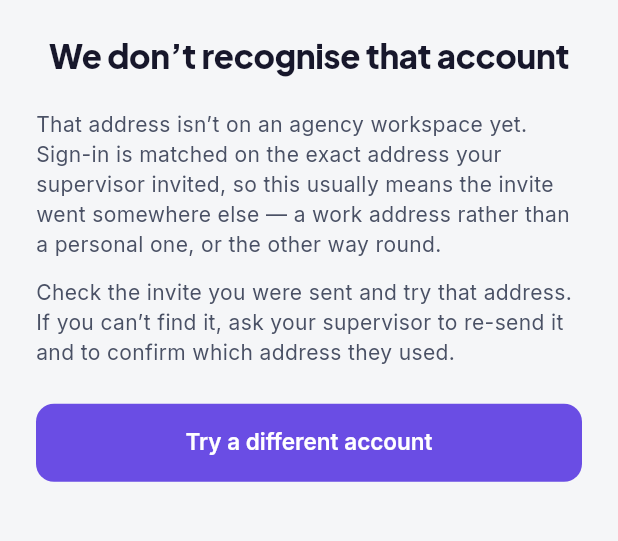
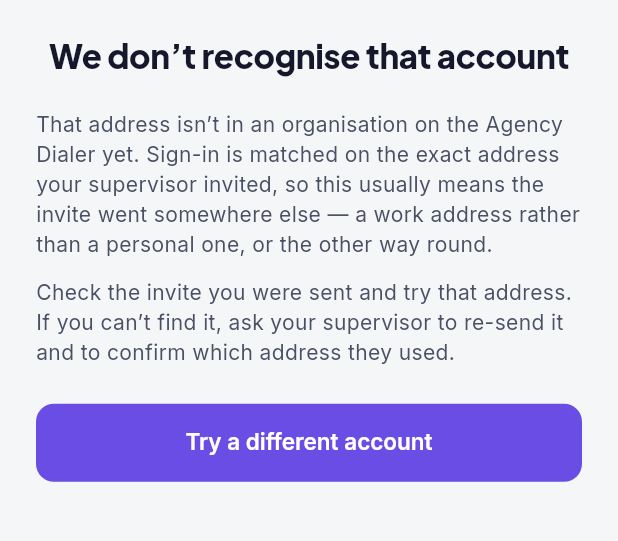
Before and after one commit to sapieonic/magick-agency, a Flutter app: the NoMembershipScreen screen opened by its route, on a phone screen of 412 x 824 dp, the part 425-966 px from its top. Run offline on Flutter 3.47's test engine with Material 3 defaults, Android fonts, the phone set to English and light mode, and no system bars; our stand-ins replace battery_plus, connectivity_plus, device_info_plus, firebase_auth, firebase_core, flutter_local_notifications and 8 more; missing offline and left inert: posthog_flutter; accounts and stored records are empty; network calls fail; project files that could hold a hidden picture were left out.

Commit message:
fix(mobile): call the tenant the organisation, as the console does
The station, soft phone, Do Not Call, invite, sign-in and email-settings copy said "workspace";
it now says "organisation", matching the console's sentences word for word. The invite's detail
row reads "Organisation", and the two tenant roles read "Organisation admin" and "Organisation
owner". Providers, keys and wire values keep their names.

Co-Authored-By: Claude Opus 5.5 <noreply@anthropic.com>
Claude-Session: https://claude.ai/code/session_019N3JzCAkXjk42SghwGLmeZ

```diff
--- a/apps/mobile/lib/core/auth/auth_copy.dart
+++ b/apps/mobile/lib/core/auth/auth_copy.dart
@@ -34,7 +34,7 @@ String authErrorMessage(AuthFailure failure, {AuthAction action = AuthAction.sig
     case 'weak-password':
       return 'That password is too easy to guess. Make it longer.';
     case 'email-already-in-use':
-      return 'That address already has a password. Enter it and we will add this workspace to it.';
+      return 'That address already has a password. Enter it and we will add this organisation to it.';
     case AuthFailure.cancelled:
       return 'The Google window closed before you finished. Try again.';
     case 'google-unavailable':
--- a/apps/mobile/lib/core/softphone/overrides.dart
+++ b/apps/mobile/lib/core/softphone/overrides.dart
@@ -88,7 +88,7 @@ String hhmm(String value) => _hhmm.hasMatch(value) ? value.substring(0, 5) : val
 /// campaign entry an UNTAGGED call met is one of the account's campaigns,
 /// which is all this copy claims.
 String dncEntryReach(DncEntryScope scope, String? campaignName) => switch (scope) {
-  DncEntryScope.tenant => 'Every campaign and account in this workspace',
+  DncEntryScope.tenant => 'Every campaign and account in this organisation',
   DncEntryScope.account => 'This account',
   DncEntryScope.campaign || DncEntryScope.unknown =>
     campaignName != null ? 'The campaign $campaignName' : 'One of this account’s campaigns',
--- a/apps/mobile/lib/core/softphone/softphone_copy.dart
+++ b/apps/mobile/lib/core/softphone/softphone_copy.dart
@@ -94,7 +94,7 @@ const softphoneStillOpenCopy = 'Your soft phone is still open. Try again.';
 /// The soft phone open in another account (the flag on here).
 String softphoneElsewhereDetailCopy(String? account) => account != null
     ? 'Your soft-phone session is open in $account. You can only have one session at a time.'
-    : 'Your soft-phone session is open in another account of this workspace. You can only have one session at a time.';
+    : 'Your soft-phone session is open in another account of this organisation. You can only have one session at a time.';
 
 String softphoneElsewhereCallPendingCopy(String? account) =>
     'Your soft phone ${account != null ? 'in $account' : 'in the other account'} has a call that isn’t finished, so it’s still open. Hang up and save its outcome there first.';
--- a/apps/mobile/lib/core/station/station_copy.dart
+++ b/apps/mobile/lib/core/station/station_copy.dart
@@ -147,7 +147,7 @@ String leaveOtherUnknownCopy(String campaignName) =>
     'We can’t close $campaignName from here. Leave it where it’s open (the console or your other phone), then come back here.';
 
 const notStaffedCopy = 'You’re not on this campaign’s team. Ask your supervisor to add you.';
-const featureDisabledCopy = 'Calling is switched off for your workspace right now. Ask your supervisor.';
+const featureDisabledCopy = 'Calling is switched off for your organisation right now. Ask your supervisor.';
 const joinFailedCopy = 'Could not join the campaign.';
 
 const softphoneCallPendingCopy =
--- a/apps/mobile/lib/features/auth/no_membership_screen.dart
+++ b/apps/mobile/lib/features/auth/no_membership_screen.dart
@@ -41,7 +41,7 @@ class _NoMembershipScreenState extends ConsumerState<NoMembershipScreen> {
             ] else
               const TextSpan(text: 'That address isn’t'),
             const TextSpan(
-              text: ' on an agency workspace yet. Sign-in is matched on the exact address your supervisor invited, '
+              text: ' in an organisation on the Agency Dialer yet. Sign-in is matched on the exact address your supervisor invited, '
                   'so this usually means the invite went somewhere else — a work address rather than a personal one, '
                   'or the other way round.',
             ),
--- a/apps/mobile/lib/features/calls/softphone/softphone_call_detail_sheet.dart
+++ b/apps/mobile/lib/features/calls/softphone/softphone_call_detail_sheet.dart
@@ -122,7 +122,7 @@ String? softphoneFieldValue(CallField? field, Object? value) {
 }
 
 String _dncReach(DncEntry entry, ManualCall call) => switch (entry.scope) {
-      DncEntryScope.tenant => 'Every campaign and account in this workspace',
+      DncEntryScope.tenant => 'Every campaign and account in this organisation',
       DncEntryScope.account => 'This account',
       _ => entry.campaignId != null && call.tag?.campaignId == entry.campaignId
           ? 'The campaign ${call.tag!.campaignName}'
--- a/apps/mobile/lib/features/join/invite_controller.dart
+++ b/apps/mobile/lib/features/join/invite_controller.dart
@@ -274,7 +274,7 @@ class InviteController extends Notifier<InviteState> {
         state = state.copyWith(
           busy: InviteBusy.none,
           existingPassword: true,
-          error: () => 'That address already has a password. Enter it and we will add this workspace to it.',
+          error: () => 'That address already has a password. Enter it and we will add this organisation to it.',
         );
         return;
       }
@@ -321,7 +321,7 @@ class InviteController extends Notifier<InviteState> {
             state = state.copyWith(
               busy: InviteBusy.none,
               error: () => refusal.message.isEmpty
-                  ? 'That account is already set up with this workspace. Sign in with it directly.'
+                  ? 'That account is already set up with this organisation. Sign in with it directly.'
                   : refusal.message,
               errorOffersSignIn: true,
             );
--- a/apps/mobile/lib/features/join/invite_copy.dart
+++ b/apps/mobile/lib/features/join/invite_copy.dart
@@ -10,8 +10,8 @@ String roleLabel(AgencyInvite invite) => switch (invite.role) {
       Role.viewer => 'Viewer',
       Role.operator => 'Operator',
       Role.accountAdmin => 'Account admin',
-      Role.tenantAdmin => 'Workspace admin',
-      Role.tenantOwner => 'Workspace owner',
+      Role.tenantAdmin => 'Organisation admin',
+      Role.tenantOwner => 'Organisation owner',
       // A role the server added after this build: show it as itself.
       Role.unknown => invite.roleRaw,
     };
@@ -104,7 +104,7 @@ UnavailableCopy unavailableCopy(InviteStatus status) => switch (status) {
         ),
       InviteStatus.claimed => const UnavailableCopy(
           title: 'This invitation has already been used',
-          body: 'The workspace is set up and waiting for you. Sign in with the account you created and your station '
+          body: 'The organisation is set up and waiting for you. Sign in with the account you created and your station '
               'will open.',
           offersSignIn: true,
         ),
--- a/apps/mobile/lib/features/join/invite_screen.dart
+++ b/apps/mobile/lib/features/join/invite_screen.dart
@@ -186,7 +186,7 @@ class _InviteCard extends ConsumerWidget {
           child: Column(
             crossAxisAlignment: CrossAxisAlignment.stretch,
             children: [
-              if (invite.tenantName != null) _DetailRow(label: 'Workspace', value: invite.tenantName!),
+              if (invite.tenantName != null) _DetailRow(label: 'Organisation', value: invite.tenantName!),
               if (invite.inviterName != null) _DetailRow(label: 'Invited by', value: invite.inviterName!),
               _DetailRow(label: 'Expires', value: DateFormat('d MMM, HH:mm').format(invite.expiresAt.toLocal())),
               const SizedBox(height: Space.sm),
@@ -556,7 +556,7 @@ class _PasswordFormState extends State<_PasswordForm> {
           const SizedBox(height: Space.sm),
           if (widget.existing)
             Text(
-              'This address already has a password on Magick Agency. Enter it and we will add this workspace to it.',
+              'This address already has a password on Magick Agency. Enter it and we will add this organisation to it.',
               style: text.bodySmall,
             )
           else ...[
--- a/apps/mobile/lib/features/settings/me_screen.dart
+++ b/apps/mobile/lib/features/settings/me_screen.dart
@@ -153,8 +153,8 @@ class _NotificationSection extends ConsumerWidget {
     final intro = Padding(
       padding: const EdgeInsets.only(bottom: Space.sm),
       child: Text(
-        'Choose which emails you receive from this workspace. These settings are yours alone, and each workspace '
-        'you belong to has its own.',
+        'Choose which emails you receive from this organisation. These settings are yours alone, and each '
+        'organisation you belong to has its own.',
         style: text.bodySmall,
       ),
     );
@@ -171,7 +171,7 @@ class _NotificationSection extends ConsumerWidget {
                   children: [
                     Text('Nothing to configure', style: text.titleSmall),
                     const SizedBox(height: Space.xs),
-                    Text('There are no notifications aimed at your role in this workspace yet.', style: text.bodySmall),
+                    Text('There are no notifications aimed at your role in this organisation yet.', style: text.bodySmall),
                   ],
                 ),
               )
--- a/apps/mobile/lib/features/softphone/softphone_copy.dart
+++ b/apps/mobile/lib/features/softphone/softphone_copy.dart
@@ -172,7 +172,7 @@ abstract final class SoftphoneCopy {
 
   static const elsewhereTitle = 'Your soft phone is open in another account';
   static String elsewhereDetail(String? account) => account == null
-      ? 'Your soft-phone session is open in another account of this workspace. You can only have one session at a time.'
+      ? 'Your soft-phone session is open in another account of this organisation. You can only have one session at a time.'
       : 'Your soft-phone session is open in $account. You can only have one session at a time.';
   static const elsewhereClose = 'Close it and open the soft phone here';
   static String elsewhereCallPending(String? account) =>
@@ -185,7 +185,7 @@ abstract final class SoftphoneCopy {
 
   static const strandedTitle = 'Your soft phone is open in another account';
   static const strandedDetail =
-      'The soft phone is turned off for this account, and your soft-phone session is still open in another account of this workspace. Switch to that account to finish there, or close it here.';
+      'The soft phone is turned off for this account, and your soft-phone session is still open in another account of this organisation. Switch to that account to finish there, or close it here.';
   static const strandedOwed = 'Your last call there still needs its outcome. A supervisor can save it for you from Soft-phone calls.';
   static const strandedClose = 'Close the soft phone so you can join a campaign.';
 
--- a/apps/mobile/lib/features/station/station_copy.dart
+++ b/apps/mobile/lib/features/station/station_copy.dart
@@ -110,7 +110,7 @@ abstract final class StationCopy {
   static const breakSheetNow = 'You’re available, so the break starts now and no calls come through.';
   static const breakSheetQueued = 'The break starts when you finish this call.';
   static const breakSheetOnCallNote = 'On a call? The break waits until you finish.';
-  static const breakUnconfigured = 'Your workspace hasn’t set up break reasons yet. Ask your supervisor.';
+  static const breakUnconfigured = 'Your organisation hasn’t set up break reasons yet. Ask your supervisor.';
   static const cancel = 'Cancel';
 
   // ── Queued break ──
@@ -177,7 +177,7 @@ abstract final class StationCopy {
   static const dncAction = 'Don’t call in this campaign';
   static const dncNotMarked = 'The call ended before Do Not Call was marked, so nothing was recorded.';
   static String dncMessage(String phone, String campaign) =>
-      '$phone won’t be called again by ${campaign.trim().isEmpty ? 'this campaign' : campaign}. Other campaigns in this workspace can still reach them. You can’t undo this from the app — an admin has to remove it.';
+      '$phone won’t be called again by ${campaign.trim().isEmpty ? 'this campaign' : campaign}. Other campaigns in this organisation can still reach them. You can’t undo this from the app — an admin has to remove it.';
 
   // ── Notes (agencyNotes) ──
   static const notes = 'Notes';
```
Also changed, not shown: 4 other files.
